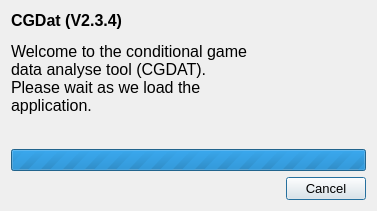
rickstaa/CCDAT, file qt/splash_screen.ui: the form before one commit.
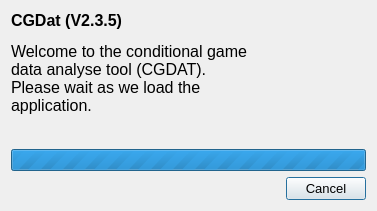
The form after the commit. Icons and pictures are not drawn.

Diff of the .ui file:
```diff
--- a/qt/splash_screen.ui
+++ b/qt/splash_screen.ui
@@ -52,7 +52,7 @@
 &lt;html&gt;&lt;head&gt;&lt;meta name=&quot;qrichtext&quot; content=&quot;1&quot; /&gt;&lt;style type=&quot;text/css&quot;&gt;
 p, li { white-space: pre-wrap; }
 &lt;/style&gt;&lt;/head&gt;&lt;body style=&quot; font-family:'MS Shell Dlg 2'; font-size:16pt; font-weight:400; font-style:normal;&quot;&gt;
-&lt;p style=&quot; margin-top:12px; margin-bottom:12px; margin-left:0px; margin-right:0px; -qt-block-indent:0; text-indent:0px;&quot;&gt;&lt;span style=&quot; font-size:12pt; font-weight:600;&quot;&gt;CGDat (V2.3.4)&lt;/span&gt;&lt;/p&gt;
+&lt;p style=&quot; margin-top:12px; margin-bottom:12px; margin-left:0px; margin-right:0px; -qt-block-indent:0; text-indent:0px;&quot;&gt;&lt;span style=&quot; font-size:12pt; font-weight:600;&quot;&gt;CGDat (V2.3.5)&lt;/span&gt;&lt;/p&gt;
 &lt;p style=&quot; margin-top:12px; margin-bottom:12px; margin-left:0px; margin-right:0px; -qt-block-indent:0; text-indent:0px;&quot;&gt;&lt;span style=&quot; font-size:12pt;&quot;&gt;Welcome to the conditional game data analyse tool (CGDAT). Please wait as we load the application.&lt;/span&gt;&lt;/p&gt;&lt;/body&gt;&lt;/html&gt;</string>
          </property>
          <property name="alignment">
```
